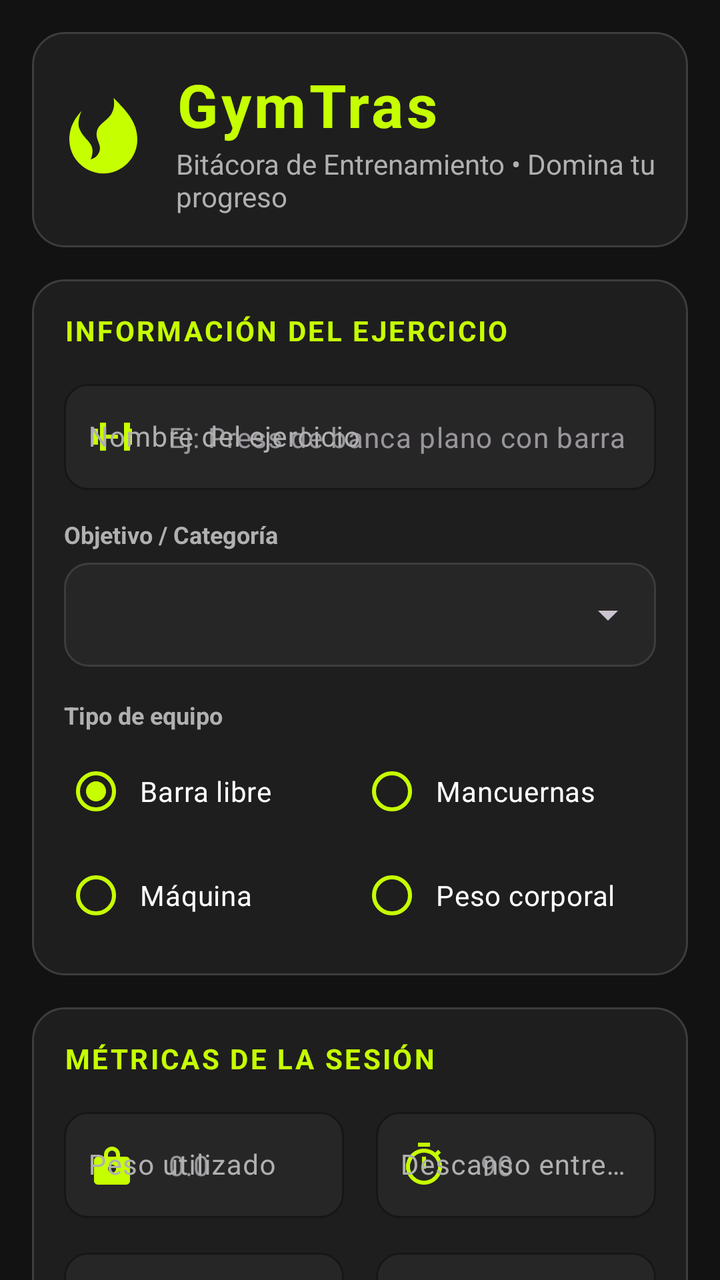
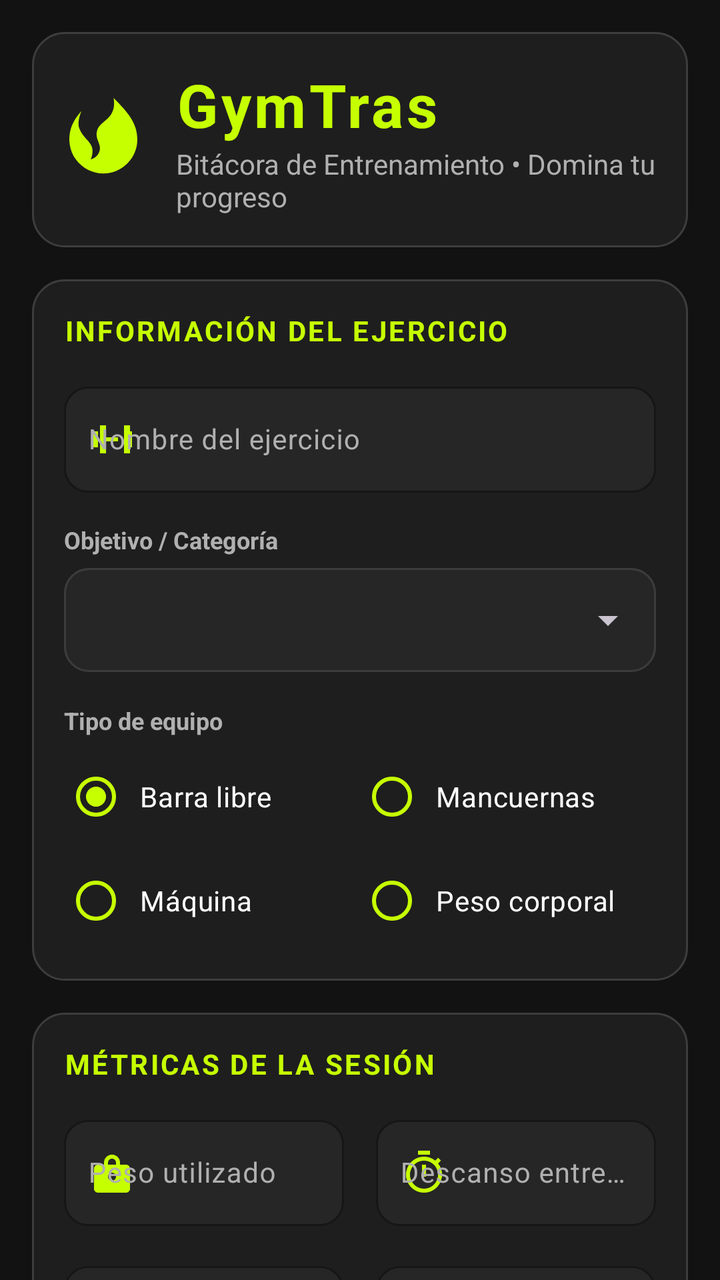

Screens rendered from an Android XML layout before and after an edit, with the pre-edit source and the edit as a unified diff.
<!-- AndroidManifest.xml: application theme Theme.GymTras -->
<!-- res/layout/fragment_quick_log.xml -->
<?xml version="1.0" encoding="utf-8"?>
<androidx.core.widget.NestedScrollView xmlns:android="http://schemas.android.com/apk/res/android"
    xmlns:app="http://schemas.android.com/apk/res-auto"
    xmlns:tools="http://schemas.android.com/tools"
    android:id="@+id/scrollView"
    android:layout_width="match_parent"
    android:layout_height="match_parent"
    android:fillViewport="true"
    android:background="@color/bg_dark_charcoal">

    <androidx.constraintlayout.widget.ConstraintLayout
        android:id="@+id/main"
        android:layout_width="match_parent"
        android:layout_height="wrap_content"
        android:padding="16dp"
        android:clipToPadding="false">

        
        <LinearLayout
            android:id="@+id/headerContainer"
            android:layout_width="0dp"
            android:layout_height="wrap_content"
            android:background="@drawable/bg_card_dark"
            android:orientation="horizontal"
            android:gravity="center_vertical"
            android:padding="16dp"
            app:layout_constraintTop_toTopOf="parent"
            app:layout_constraintStart_toStartOf="parent"
            app:layout_constraintEnd_toEndOf="parent">

            <ImageView
                android:layout_width="44dp"
                android:layout_height="44dp"
                android:contentDescription="@string/app_name"
                android:src="@drawable/ic_flame"
                app:tint="@color/primary_neon_lime" />

            <LinearLayout
                android:layout_width="0dp"
                android:layout_height="wrap_content"
                android:layout_weight="1"
                android:layout_marginStart="12dp"
                android:orientation="vertical">

                <TextView
                    android:layout_width="wrap_content"
                    android:layout_height="wrap_content"
                    android:text="@string/header_title"
                    android:textColor="@color/primary_neon_lime"
                    android:textSize="@dimen/text_header_title"
                    android:textStyle="bold"
                    android:letterSpacing="0.05" />

                <TextView
                    android:layout_width="wrap_content"
                    android:layout_height="wrap_content"
                    android:text="@string/header_subtitle"
                    android:textColor="@color/text_secondary_dark"
                    android:textSize="@dimen/text_header_subtitle" />
            </LinearLayout>
        </LinearLayout>

        
        <LinearLayout
            android:id="@+id/cardExerciseInfo"
            android:layout_width="0dp"
            android:layout_height="wrap_content"
            android:layout_marginTop="16dp"
            android:background="@drawable/bg_card_dark"
            android:orientation="vertical"
            android:padding="16dp"
            app:layout_constraintTop_toBottomOf="@id/headerContainer"
            app:layout_constraintStart_toStartOf="parent"
            app:layout_constraintEnd_toEndOf="parent">

            <TextView
                style="@style/Widget.GymTras.SectionTitle"
                android:layout_width="wrap_content"
                android:layout_height="wrap_content"
                android:text="@string/section_exercise_info" />

            
            <com.google.android.material.textfield.TextInputLayout
                android:id="@+id/tilNombreEjercicio"
                style="@style/Widget.GymTras.TextInputLayout"
                android:layout_width="match_parent"
                android:layout_height="wrap_content"
                android:layout_marginTop="12dp"
                android:hint="@string/label_exercise_name"
                app:startIconDrawable="@drawable/ic_dumbbell">

                <com.google.android.material.textfield.TextInputEditText
                    android:id="@+id/etNombreEjercicio"
                    style="@style/Widget.GymTras.EditText"
                    android:layout_width="match_parent"
                    android:layout_height="wrap_content"
                    android:hint="@string/hint_exercise_name"
                    android:imeOptions="actionNext"
                    android:inputType="textCapWords"
                    android:maxLines="1" />
            </com.google.android.material.textfield.TextInputLayout>

            
            <TextView
                android:layout_width="wrap_content"
                android:layout_height="wrap_content"
                android:layout_marginTop="14dp"
                android:text="@string/label_category"
                android:textColor="@color/text_secondary_dark"
                android:textSize="12sp"
                android:textStyle="bold" />

            <FrameLayout
                android:layout_width="match_parent"
                android:layout_height="52dp"
                android:layout_marginTop="6dp"
                android:background="@drawable/bg_spinner">

                <Spinner
                    android:id="@+id/spCategoria"
                    android:layout_width="match_parent"
                    android:layout_height="match_parent"
                    android:paddingStart="4dp"
                    android:paddingEnd="12dp"
                    android:spinnerMode="dropdown" />
            </FrameLayout>

            
            <TextView
                android:layout_width="wrap_content"
                android:layout_height="wrap_content"
                android:layout_marginTop="16dp"
                android:text="@string/label_equipment"
                android:textColor="@color/text_secondary_dark"
                android:textSize="12sp"
                android:textStyle="bold" />

            <RadioGroup
                android:id="@+id/rgEquipo"
                android:layout_width="match_parent"
                android:layout_height="wrap_content"
                android:layout_marginTop="6dp"
                android:orientation="vertical">

                <LinearLayout
                    android:layout_width="match_parent"
                    android:layout_height="wrap_content"
                    android:orientation="horizontal">

                    <RadioButton
                        android:id="@+id/rbBarra"
                        style="@style/Widget.GymTras.RadioButton"
                        android:layout_width="0dp"
                        android:layout_height="wrap_content"
                        android:layout_weight="1"
                        android:checked="true"
                        android:text="@string/equipment_barbell" />

                    <RadioButton
                        android:id="@+id/rbMancuernas"
                        style="@style/Widget.GymTras.RadioButton"
                        android:layout_width="0dp"
                        android:layout_height="wrap_content"
                        android:layout_weight="1"
                        android:text="@string/equipment_dumbbells" />
                </LinearLayout>

                <LinearLayout
                    android:layout_width="match_parent"
                    android:layout_height="wrap_content"
                    android:layout_marginTop="4dp"
                    android:orientation="horizontal">

                    <RadioButton
                        android:id="@+id/rbMaquina"
                        style="@style/Widget.GymTras.RadioButton"
                        android:layout_width="0dp"
                        android:layout_height="wrap_content"
                        android:layout_weight="1"
                        android:text="@string/equipment_machine" />

                    <RadioButton
                        android:id="@+id/rbPesoCorporal"
                        style="@style/Widget.GymTras.RadioButton"
                        android:layout_width="0dp"
                        android:layout_height="wrap_content"
                        android:layout_weight="1"
                        android:text="@string/equipment_bodyweight" />
                </LinearLayout>
            </RadioGroup>

        </LinearLayout>

        
        <LinearLayout
            android:id="@+id/cardMetrics"
            android:layout_width="0dp"
            android:layout_height="wrap_content"
            android:layout_marginTop="16dp"
            android:background="@drawable/bg_card_dark"
            android:orientation="vertical"
            android:padding="16dp"
            app:layout_constraintTop_toBottomOf="@id/cardExerciseInfo"
            app:layout_constraintStart_toStartOf="parent"
            app:layout_constraintEnd_toEndOf="parent">

            <TextView
                style="@style/Widget.GymTras.SectionTitle"
                android:layout_width="wrap_content"
                android:layout_height="wrap_content"
                android:text="@string/section_metrics" />

            
            <LinearLayout
                android:layout_width="match_parent"
                android:layout_height="wrap_content"
                android:layout_marginTop="12dp"
                android:orientation="horizontal">

                <com.google.android.material.textfield.TextInputLayout
                    android:id="@+id/tilPeso"
                    style="@style/Widget.GymTras.TextInputLayout"
                    android:layout_width="0dp"
                    android:layout_height="wrap_content"
                    android:layout_marginEnd="8dp"
                    android:layout_weight="1"
                    android:hint="@string/label_weight"
                    app:startIconDrawable="@drawable/ic_weight"
                    app:suffixText="@string/unit_kg">

                    <com.google.android.material.textfield.TextInputEditText
                        android:id="@+id/etPeso"
                        style="@style/Widget.GymTras.EditText"
                        android:layout_width="match_parent"
                        android:layout_height="wrap_content"
                        android:hint="@string/hint_weight"
                        android:imeOptions="actionNext"
                        android:inputType="numberDecimal"
                        android:maxLines="1" />
                </com.google.android.material.textfield.TextInputLayout>

                <com.google.android.material.textfield.TextInputLayout
                    android:id="@+id/tilDescanso"
                    style="@style/Widget.GymTras.TextInputLayout"
                    android:layout_width="0dp"
                    android:layout_height="wrap_content"
                    android:layout_marginStart="8dp"
                    android:layout_weight="1"
                    android:hint="@string/label_rest"
                    app:startIconDrawable="@drawable/ic_timer"
                    app:suffixText="@string/unit_sec">

                    <com.google.android.material.textfield.TextInputEditText
                        android:id="@+id/etDescanso"
                        style="@style/Widget.GymTras.EditText"
                        android:layout_width="match_parent"
                        android:layout_height="wrap_content"
                        android:hint="@string/hint_rest"
                        android:imeOptions="actionNext"
                        android:inputType="number"
                        android:maxLines="1" />
                </com.google.android.material.textfield.TextInputLayout>
            </LinearLayout>

            
            <LinearLayout
                android:layout_width="match_parent"
                android:layout_height="wrap_content"
                android:layout_marginTop="12dp"
                android:orientation="horizontal">

                <com.google.android.material.textfield.TextInputLayout
                    android:id="@+id/tilSeries"
                    style="@style/Widget.GymTras.TextInputLayout"
                    android:layout_width="0dp"
                    android:layout_height="wrap_content"
                    android:layout_marginEnd="8dp"
                    android:layout_weight="1"
                    android:hint="@string/label_sets"
                    app:startIconDrawable="@drawable/ic_repeat">

                    <com.google.android.material.textfield.TextInputEditText
                        android:id="@+id/etSeries"
                        style="@style/Widget.GymTras.EditText"
                        android:layout_width="match_parent"
                        android:layout_height="wrap_content"
                        android:hint="@string/hint_sets"
                        android:imeOptions="actionNext"
                        android:inputType="number"
                        android:maxLines="1" />
                </com.google.android.material.textfield.TextInputLayout>

                <com.google.android.material.textfield.TextInputLayout
                    android:id="@+id/tilRepeticiones"
                    style="@style/Widget.GymTras.TextInputLayout"
                    android:layout_width="0dp"
                    android:layout_height="wrap_content"
                    android:layout_marginStart="8dp"
                    android:layout_weight="1"
                    android:hint="@string/label_reps"
                    app:startIconDrawable="@drawable/ic_repeat">

                    <com.google.android.material.textfield.TextInputEditText
                        android:id="@+id/etRepeticiones"
                        style="@style/Widget.GymTras.EditText"
                        android:layout_width="match_parent"
                        android:layout_height="wrap_content"
                        android:hint="@string/hint_reps"
                        android:imeOptions="actionNext"
                        android:inputType="number"
                        android:maxLines="1" />
                </com.google.android.material.textfield.TextInputLayout>
            </LinearLayout>

        </LinearLayout>

        
        <LinearLayout
            android:id="@+id/cardDetails"
            android:layout_width="0dp"
            android:layout_height="wrap_content"
            android:layout_marginTop="16dp"
            android:background="@drawable/bg_card_dark"
            android:orientation="vertical"
            android:padding="16dp"
            app:layout_constraintTop_toBottomOf="@id/cardMetrics"
            app:layout_constraintStart_toStartOf="parent"
            app:layout_constraintEnd_toEndOf="parent">

            <TextView
                style="@style/Widget.GymTras.SectionTitle"
                android:layout_width="wrap_content"
                android:layout_height="wrap_content"
                android:text="@string/section_details" />

            
            <com.google.android.material.textfield.TextInputLayout
                android:id="@+id/tilFecha"
                style="@style/Widget.GymTras.TextInputLayout"
                android:layout_width="match_parent"
                android:layout_height="wrap_content"
                android:layout_marginTop="12dp"
                android:hint="@string/label_date"
                app:startIconDrawable="@drawable/ic_calendar">

                <com.google.android.material.textfield.TextInputEditText
                    android:id="@+id/etFecha"
                    style="@style/Widget.GymTras.EditText"
                    android:layout_width="match_parent"
                    android:layout_height="wrap_content"
                    android:clickable="true"
                    android:focusable="false"
                    android:hint="@string/hint_date"
                    android:inputType="date" />
            </com.google.android.material.textfield.TextInputLayout>

            
            <LinearLayout
                android:layout_width="match_parent"
                android:layout_height="wrap_content"
                android:layout_marginTop="16dp"
                android:gravity="center_vertical"
                android:orientation="horizontal">

                <TextView
                    android:layout_width="0dp"
                    android:layout_height="wrap_content"
                    android:layout_weight="1"
                    android:text="@string/label_epic_session"
                    android:textColor="@color/text_primary_dark"
                    android:textSize="14sp"
                    android:textStyle="bold" />

                <ToggleButton
                    android:id="@+id/tbEpico"
                    style="@style/Widget.GymTras.ToggleButton"
                    android:layout_width="140dp"
                    android:layout_height="44dp"
                    android:textOff="@string/epic_text_off"
                    android:textOn="@string/epic_text_on" />
            </LinearLayout>

            
            <com.google.android.material.textfield.TextInputLayout
                android:id="@+id/tilNotas"
                style="@style/Widget.GymTras.TextInputLayout"
                android:layout_width="match_parent"
                android:layout_height="wrap_content"
                android:layout_marginTop="16dp"
                android:hint="@string/label_notes"
                app:startIconDrawable="@drawable/ic_notes">

                <com.google.android.material.textfield.TextInputEditText
                    android:id="@+id/etNotas"
                    style="@style/Widget.GymTras.EditText"
                    android:layout_width="match_parent"
                    android:layout_height="wrap_content"
                    android:gravity="top|start"
                    android:hint="@string/hint_notes"
                    android:imeOptions="actionDone"
                    android:inputType="textMultiLine"
                    android:minLines="3" />
            </com.google.android.material.textfield.TextInputLayout>

        </LinearLayout>

        
        <com.google.android.material.button.MaterialButton
            android:id="@+id/btnGuardar"
            style="@style/Widget.GymTras.Button.Primary"
            android:layout_width="0dp"
            android:layout_height="wrap_content"
            android:layout_marginTop="24dp"
            android:layout_marginBottom="16dp"
            android:text="@string/btn_save_workout"
            app:icon="@drawable/ic_dumbbell"
            app:iconGravity="textStart"
            app:iconPadding="8dp"
            app:iconTint="@color/on_primary_dark"
            app:layout_constraintBottom_toBottomOf="parent"
            app:layout_constraintEnd_toEndOf="parent"
            app:layout_constraintStart_toStartOf="parent"
            app:layout_constraintTop_toBottomOf="@id/cardDetails" />

    </androidx.constraintlayout.widget.ConstraintLayout>

</androidx.core.widget.NestedScrollView>
<!-- resources referenced by this layout -->
<resources>
  <color name="bg_dark_charcoal">#121212</color>
  <color name="on_primary_dark">#0D1B00</color>
  <color name="primary_neon_lime">#C6FF00</color>
  <color name="text_primary_dark">#FFFFFF</color>
  <color name="text_secondary_dark">#B0B0B0</color>
  <dimen name="text_header_subtitle">14sp</dimen>
  <dimen name="text_header_title">30sp</dimen>
  <string name="app_name">GymTras</string>
  <string name="btn_save_workout">GUARDAR ENTRENAMIENTO</string>
  <string name="epic_text_off">Normal</string>
  <string name="epic_text_on">🔥 ¡ÉPICA!</string>
  <string name="equipment_barbell">Barra libre</string>
  <string name="equipment_bodyweight">Peso corporal</string>
  <string name="equipment_dumbbells">Mancuernas</string>
  <string name="equipment_machine">Máquina</string>
  <string name="header_subtitle">Bitácora de Entrenamiento • Domina tu progreso</string>
  <string name="header_title">GymTras</string>
  <string name="hint_date">Seleccionar fecha</string>
  <string name="hint_exercise_name">Ej: Press de banca plano con barra</string>
  <string name="hint_notes">Escribe sensaciones, RPE o ajustes para la próxima sesión…</string>
  <string name="hint_reps">10</string>
  <string name="hint_rest">90</string>
  <string name="hint_sets">4</string>
  <string name="hint_weight">0.0</string>
  <string name="label_category">Objetivo / Categoría</string>
  <string name="label_date">Fecha del entrenamiento</string>
  <string name="label_epic_session">¿Sesión épica?</string>
  <string name="label_equipment">Tipo de equipo</string>
  <string name="label_exercise_name">Nombre del ejercicio</string>
  <string name="label_notes">Notas adicionales</string>
  <string name="label_reps">Repeticiones</string>
  <string name="label_rest">Descanso entre series</string>
  <string name="label_sets">Series</string>
  <string name="label_weight">Peso utilizado</string>
  <string name="section_details">DETALLES ADICIONALES</string>
  <string name="section_exercise_info">INFORMACIÓN DEL EJERCICIO</string>
  <string name="section_metrics">MÉTRICAS DE LA SESIÓN</string>
  <string name="unit_kg">kg</string>
  <string name="unit_sec">seg</string>
  <style name="Widget.GymTras.TextInputLayout" parent="Widget.Material3.TextInputLayout.OutlinedBox">
          <item name="boxBackgroundColor">@color/surface_input_field</item>
          <item name="boxStrokeColor">@color/surface_input_stroke</item>
          <item name="boxStrokeWidth">1dp</item>
          <item name="boxStrokeWidthFocused">2dp</item>
          <item name="boxCornerRadiusTopStart">@dimen/corner_radius_medium</item>
          <item name="boxCornerRadiusTopEnd">@dimen/corner_radius_medium</item>
          <item name="boxCornerRadiusBottomStart">@dimen/corner_radius_medium</item>
          <item name="boxCornerRadiusBottomEnd">@dimen/corner_radius_medium</item>
          <item name="hintTextColor">@color/primary_neon_lime</item>
          <item name="startIconTint">@color/primary_neon_lime</item>
          <item name="suffixTextColor">@color/primary_neon_lime</item>
          <item name="android:textColorHint">@color/text_secondary_dark</item>
      </style>
  <color name="surface_dark_card">#1E1E1E</color>
  <dimen name="corner_radius_large">16dp</dimen>
  <color name="surface_input_stroke">#3D3D3D</color>
  <color name="surface_input_field">#262626</color>
  <dimen name="corner_radius_medium">12dp</dimen>
  <dimen name="text_button">16sp</dimen>
  <dimen name="corner_radius_button">28dp</dimen>
  <dimen name="button_height">56dp</dimen>
  <dimen name="button_elevation">6dp</dimen>
  <dimen name="text_body">14sp</dimen>
  <dimen name="text_section_title">14sp</dimen>
  <color name="secondary_electric_cyan">#00E5FF</color>
  <color name="color_error">#FF5252</color>
  <color name="epic_flame_red">#FF3D00</color>
  <color name="accent_epic_orange">#FF6D00</color>
  <!-- unchanged entries left out for length: 19 -->
</resources>

<!-- the commit's change to res/layout/fragment_quick_log.xml (unified diff, before → after) -->
@@ -87,6 +87,7 @@
                 android:layout_height="wrap_content"
                 android:layout_marginTop="12dp"
                 android:hint="@string/label_exercise_name"
+                app:placeholderText="@string/hint_exercise_name"
                 app:startIconDrawable="@drawable/ic_dumbbell">
 
                 <com.google.android.material.textfield.TextInputEditText
@@ -94,7 +95,6 @@
                     style="@style/Widget.GymTras.EditText"
                     android:layout_width="match_parent"
                     android:layout_height="wrap_content"
-                    android:hint="@string/hint_exercise_name"
                     android:imeOptions="actionNext"
                     android:inputType="textCapWords"
                     android:maxLines="1" />
@@ -225,6 +225,7 @@
                     android:layout_marginEnd="8dp"
                     android:layout_weight="1"
                     android:hint="@string/label_weight"
+                    app:placeholderText="@string/hint_weight"
                     app:startIconDrawable="@drawable/ic_weight"
                     app:suffixText="@string/unit_kg">
 
@@ -233,7 +234,6 @@
                         style="@style/Widget.GymTras.EditText"
                         android:layout_width="match_parent"
                         android:layout_height="wrap_content"
-                        android:hint="@string/hint_weight"
                         android:imeOptions="actionNext"
                         android:inputType="numberDecimal"
                         android:maxLines="1" />
@@ -247,6 +247,7 @@
                     android:layout_marginStart="8dp"
                     android:layout_weight="1"
                     android:hint="@string/label_rest"
+                    app:placeholderText="@string/hint_rest"
                     app:startIconDrawable="@drawable/ic_timer"
                     app:suffixText="@string/unit_sec">
 
@@ -255,7 +256,6 @@
                         style="@style/Widget.GymTras.EditText"
                         android:layout_width="match_parent"
                         android:layout_height="wrap_content"
-                        android:hint="@string/hint_rest"
                         android:imeOptions="actionNext"
                         android:inputType="number"
                         android:maxLines="1" />
@@ -277,6 +277,7 @@
                     android:layout_marginEnd="8dp"
                     android:layout_weight="1"
                     android:hint="@string/label_sets"
+                    app:placeholderText="@string/hint_sets"
                     app:startIconDrawable="@drawable/ic_repeat">
 
                     <com.google.android.material.textfield.TextInputEditText
@@ -284,7 +285,6 @@
                         style="@style/Widget.GymTras.EditText"
                         android:layout_width="match_parent"
                         android:layout_height="wrap_content"
-                        android:hint="@string/hint_sets"
                         android:imeOptions="actionNext"
                         android:inputType="number"
                         android:maxLines="1" />
@@ -298,6 +298,7 @@
                     android:layout_marginStart="8dp"
                     android:layout_weight="1"
                     android:hint="@string/label_reps"
+                    app:placeholderText="@string/hint_reps"
                     app:startIconDrawable="@drawable/ic_repeat">
 
                     <com.google.android.material.textfield.TextInputEditText
@@ -305,7 +306,6 @@
                         style="@style/Widget.GymTras.EditText"
                         android:layout_width="match_parent"
                         android:layout_height="wrap_content"
-                        android:hint="@string/hint_reps"
                         android:imeOptions="actionNext"
                         android:inputType="number"
                         android:maxLines="1" />
@@ -341,6 +341,7 @@
                 android:layout_height="wrap_content"
                 android:layout_marginTop="12dp"
                 android:hint="@string/label_date"
+                app:placeholderText="@string/hint_date"
                 app:startIconDrawable="@drawable/ic_calendar">
 
                 <com.google.android.material.textfield.TextInputEditText
@@ -350,7 +351,6 @@
                     android:layout_height="wrap_content"
                     android:clickable="true"
                     android:focusable="false"
-                    android:hint="@string/hint_date"
                     android:inputType="date" />
             </com.google.android.material.textfield.TextInputLayout>
 
@@ -388,6 +388,7 @@
                 android:layout_height="wrap_content"
                 android:layout_marginTop="16dp"
                 android:hint="@string/label_notes"
+                app:placeholderText="@string/hint_notes"
                 app:startIconDrawable="@drawable/ic_notes">
 
                 <com.google.android.material.textfield.TextInputEditText
@@ -396,7 +397,6 @@
                     android:layout_width="match_parent"
                     android:layout_height="wrap_content"
                     android:gravity="top|start"
-                    android:hint="@string/hint_notes"
                     android:imeOptions="actionDone"
                     android:inputType="textMultiLine"
                     android:minLines="3" />
<!-- resource entries referenced after the edit -->
@@ -51,6 +51,8 @@
           <item name="hintTextColor">@color/primary_neon_lime</item>
           <item name="startIconTint">@color/primary_neon_lime</item>
           <item name="suffixTextColor">@color/primary_neon_lime</item>
+          <item name="placeholderTextColor">@color/text_secondary_dark</item>
+          <item name="expandedHintEnabled">true</item>
           <item name="android:textColorHint">@color/text_secondary_dark</item>
       </style>
   <color name="surface_dark_card">#1E1E1E</color>
